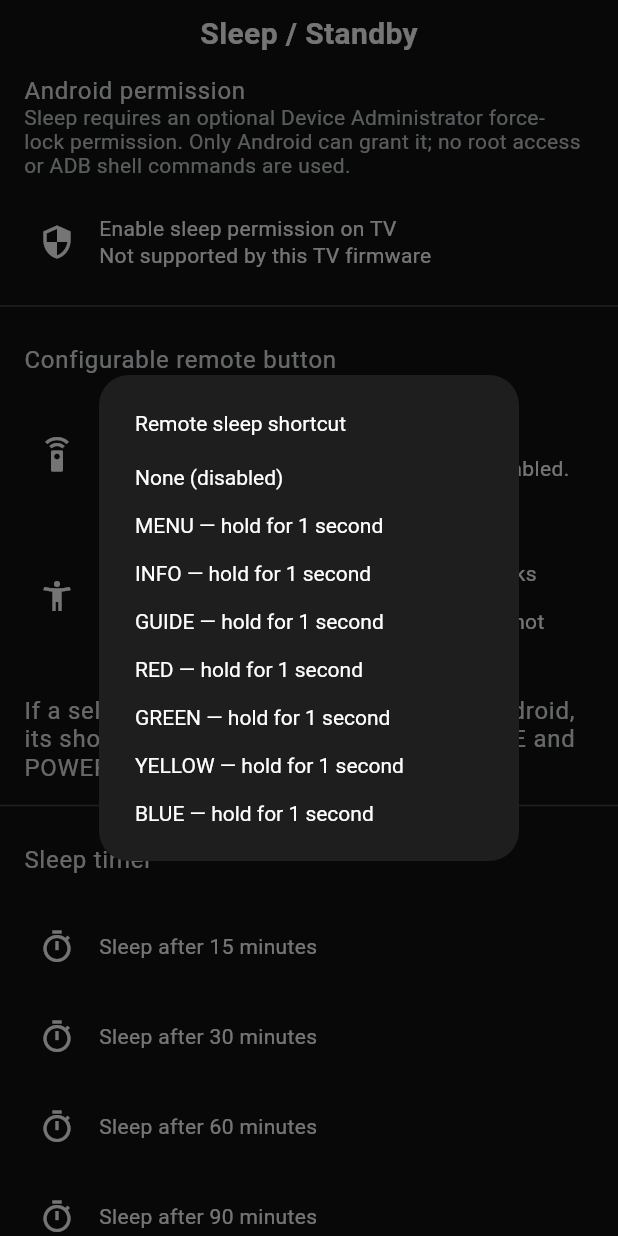
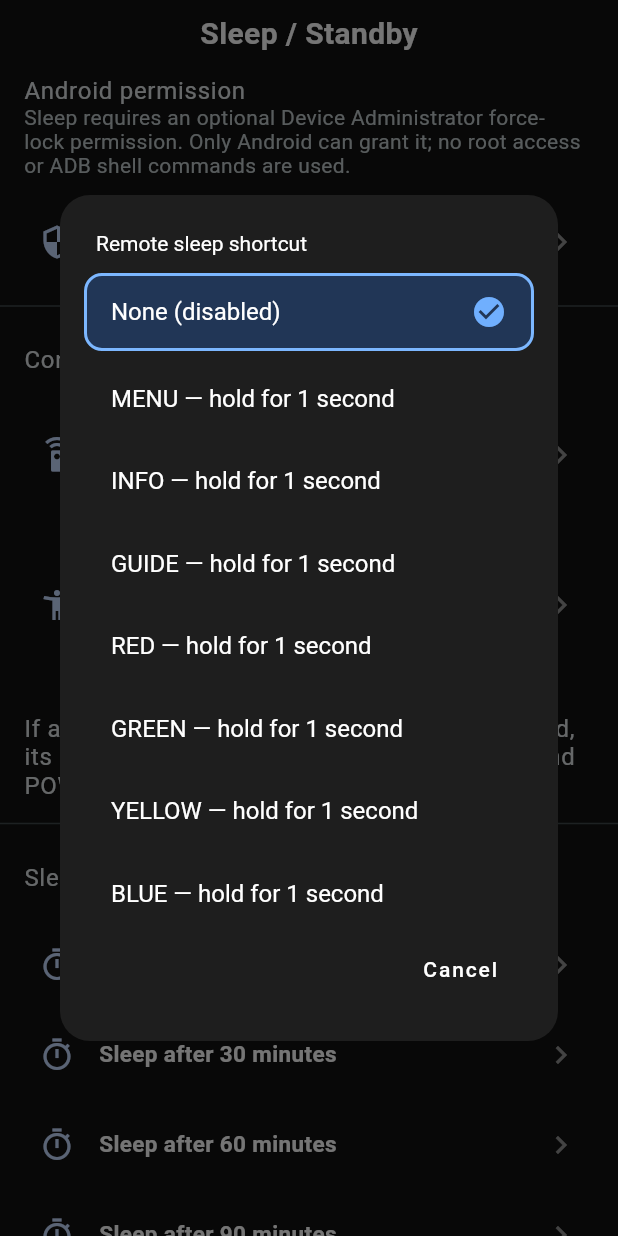
Before and after one commit to FanatikaTM/Fanatika-TV-Launcher, a Flutter app: the FanatikaSleepPage widget shown alone on an empty page, opened directly, after a tap on an icon or button, on a phone screen of 412 x 824 dp. Run offline on Flutter 3.47's test engine with Material 3 defaults, Android fonts, the phone set to English and light mode, and no system bars; our stand-ins replace drift, package_info_plus, shared_preferences, video_player; missing offline and left inert: screen_brightness; accounts and stored records are empty; statements that could not run were skipped.

Commit message:
Fanatika TV Launcher v2.2 - Remote navigation and styling

```diff
--- a/lib/flauncher_app.dart
+++ b/lib/flauncher_app.dart
@@ -27,6 +27,7 @@ import 'package:flauncher/l10n/app_localizations.dart';
 import 'package:provider/provider.dart';
 
 import 'flauncher.dart';
+import 'widgets/fanatika_startup_splash.dart';
 
 class FLauncherApp extends StatelessWidget
 {
@@ -145,7 +146,7 @@ class FLauncherApp extends StatelessWidget
         builder: (context) => PopScope(
           canPop: false,
           child: ExcludeSemantics(
-            child: FLauncher(),
+            child: const FanatikaStartupSplash(child: FLauncher()),
           ),
           onPopInvoked: (didPop) {
             LauncherState launcherState = context.read<LauncherState>();
--- a/lib/providers/settings_service.dart
+++ b/lib/providers/settings_service.dart
@@ -158,6 +158,7 @@ class SettingsService extends ChangeNotifier {
   // Fanatika v2 options are namespaced; original Arc preferences stay untouched.
   double get fanatikaHeroSize => (_sharedPreferences.getDouble('fanatika_v2_hero_size') ?? 58.0).clamp(28.0, 96.0).toDouble();
   String get fanatikaHeroPlacement => _sharedPreferences.getString('fanatika_v2_hero_position') ?? 'left';
+  String get fanatikaTitleStyle => _sharedPreferences.getString('fanatika_v2_title_style') ?? 'Cinema';
   int get fanatikaForecastDays => (_sharedPreferences.getInt('fanatika_v2_forecast_days') ?? 3).clamp(1, 5).toInt();
   int get fanatikaWeatherRefresh => (_sharedPreferences.getInt('fanatika_v2_weather_refresh') ?? 60).clamp(30, 180).toInt();
   bool get fanatikaPerformance => _sharedPreferences.getBool('fanatika_v2_performance') ?? false;
--- a/lib/widgets/settings/fanatika_sleep_page.dart
+++ b/lib/widgets/settings/fanatika_sleep_page.dart
@@ -4,7 +4,7 @@ import 'package:flutter/material.dart';
 import 'package:flauncher/flauncher_channel.dart';
 import 'package:provider/provider.dart';
 import 'package:flauncher/providers/settings_service.dart';
-import 'package:flauncher/widgets/settings/focusable_settings_tile.dart';
+import 'package:flauncher/widgets/settings/fanatika_tv_controls.dart';
 
 class FanatikaSleepPage extends StatefulWidget {
   static const routeName = 'fanatika_sleep_settings';
@@ -78,19 +78,17 @@ class _FanatikaSleepPageState extends State<FanatikaSleepPage> with WidgetsBindi
         ]),
       ) ?? false;
 
-  Widget _tile(IconData icon, String label, VoidCallback onPressed, {String? subtitle}) =>
-      FocusableSettingsTile(
-        leading: Icon(icon), title: Text(label),
-        subtitle: subtitle == null ? null : Text(subtitle), onPressed: onPressed,
+  Widget _tile(IconData icon, String label, VoidCallback onPressed, {String? subtitle, bool autofocus = false}) =>
+      FanatikaTvControls.action(
+        icon: icon, title: label, subtitle: subtitle,
+        autofocus: autofocus, onPressed: onPressed,
       );
 
   Future<void> _selectKey() async {
-    final chosen = await showDialog<int>(context: context, builder: (ctx) =>
-      SimpleDialog(title: const Text('Remote sleep shortcut'),
-        children: _remoteKeys.entries.map((entry) => SimpleDialogOption(
-          onPressed: () => Navigator.pop(ctx, entry.key),
-          child: Text(entry.value),
-        )).toList()));
+    final chosen = await FanatikaTvControls.choose<int>(context,
+      title: 'Remote sleep shortcut', values: _remoteKeys.keys.toList(),
+      label: (v) => _remoteKeys[v] ?? 'Unknown',
+      current: (_status['shortcutKey'] as int?) ?? 0);
     if (chosen == null || !mounted) return;
     if (chosen != 0) {
       final confirmed = await _confirm('Assign a long-press key?',
@@ -145,6 +143,7 @@ class _FanatikaSleepPageState extends State<FanatikaSleepPage> with WidgetsBindi
           () => _perform(_native.fanatikaRequestSleepAdmin),
           subtitle: !adminSupported ? 'Not supported by this TV firmware' :
             adminActive ? 'You can revoke it in Android security settings' : 'Required for timer and shortcut',
+          autofocus: true,
         ),
         const Divider(),
         const ListTile(title: Text('Configurable remote button')),
--- /dev/null
+++ b/lib/widgets/settings/fanatika_tv_controls.dart
@@ -0,0 +1,61 @@
+// TV remote-friendly controls for optional Fanatika features.
+// All interactive rows use the same focus model as original Arc settings.
+import 'package:flutter/material.dart';
+import 'package:flauncher/widgets/settings/focusable_settings_tile.dart';
+
+class FanatikaTvControls {
+  static Widget section(String text) => Padding(
+    padding: const EdgeInsets.fromLTRB(18, 16, 12, 8),
+    child: Text(text.toUpperCase(), style: const TextStyle(
+      fontSize: 12, letterSpacing: 1.5, color: Color(0xFF9FB8DF),
+      fontWeight: FontWeight.w700)),
+  );
+
+  static Widget action({
+    required IconData icon, required String title, required VoidCallback onPressed,
+    String? subtitle, Widget? trailing, bool autofocus = false,
+  }) => FocusableSettingsTile(
+    autofocus: autofocus,
+    leading: Icon(icon, color: const Color(0xFFC4D9FF)),
+    title: Text(title, style: const TextStyle(fontWeight: FontWeight.w600, fontSize: 15)),
+    subtitle: subtitle == null ? null : Text(subtitle,
+      style: const TextStyle(color: Colors.white70, fontSize: 12)),
+    trailing: trailing ?? const Icon(Icons.chevron_right, color: Colors.white54),
+    onPressed: onPressed,
+  );
+
+  static Widget toggle({
+    required String title, required bool value, required VoidCallback onPressed,
+    String? subtitle, IconData icon = Icons.tune,
+  }) => action(icon: icon, title: title,
+    subtitle: subtitle ?? (value ? 'On' : 'Off'),
+    trailing: Icon(value ? Icons.toggle_on : Icons.toggle_off,
+      color: value ? const Color(0xFF70AFFE) : Colors.white54, size: 32),
+    onPressed: onPressed);
+
+  static Future<T?> choose<T>(BuildContext context, {
+    required String title, required List<T> values, required String Function(T) label,
+    T? current,
+  }) => showDialog<T>(context: context, builder: (dialogContext) => AlertDialog(
+      title: Text(title),
+      contentPadding: const EdgeInsets.fromLTRB(8, 8, 8, 4),
+      content: SizedBox(
+        width: 380, height: (values.length * 65.0).clamp(88.0, 440.0).toDouble(),
+        child: ListView.builder(
+          itemCount: values.length,
+          itemBuilder: (_, index) {
+            final value = values[index];
+            return FocusableSettingsTile(
+              autofocus: index == 0,
+              title: Text(label(value), style: const TextStyle(fontSize: 16)),
+              trailing: value == current
+                ? const Icon(Icons.check_circle, color: Color(0xFF70AFFE))
+                : null,
+              onPressed: () => Navigator.pop(dialogContext, value),
+            );
+          },
+        ),
+      ),
+      actions: [TextButton(onPressed: () => Navigator.pop(dialogContext), child: const Text('Cancel'))],
+    ));
+}
--- a/lib/widgets/settings/focusable_settings_tile.dart
+++ b/lib/widgets/settings/focusable_settings_tile.dart
@@ -45,10 +45,10 @@ class _FocusableSettingsTileState extends State<FocusableSettingsTile> {
               child: Container(
                 padding: const EdgeInsets.symmetric(horizontal: 16, vertical: 12),
                 decoration: BoxDecoration(
-                  color: _focused ? Colors.white.withOpacity(0.05) : Colors.transparent,
+                  color: _focused ? const Color(0xFF213656) : Colors.transparent,
                   borderRadius: BorderRadius.circular(12),
                   border: _focused
-                      ? Border.all(color: Theme.of(context).colorScheme.primary, width: 2)
+                      ? Border.all(color: const Color(0xFF7CB7FF), width: 2)
                       : Border.all(color: Colors.transparent, width: 2),
                 ),
                 child: Row(
--- a/lib/widgets/settings/settings_panel.dart
+++ b/lib/widgets/settings/settings_panel.dart
@@ -73,7 +73,7 @@ class _SettingsPanelState extends State<SettingsPanel> {
             ),
             // The side panel
             SidePanelDialog(
-              width: 350,
+              width: 440,
               isRightSide: false,
               child: Navigator(
                 key: _navigatorKey,
--- a/pubspec.yaml
+++ b/pubspec.yaml
@@ -1,7 +1,7 @@
 name: flauncher
 description: Flutter-based Android TV launcher.
 
-version: 1.1.0+4125
+version: 2.2.0+4126
 
 environment:
   sdk: ">=3.11.0"
```
Also changed, not shown: lib/flauncher.dart (+42 -10 lines), lib/widgets/fanatika_startup_splash.dart (added, +32 -0 lines), lib/widgets/settings/fanatika_v2_page.dart (+89 -73 lines), lib/widgets/settings/settings_panel_page.dart (+7 -0 lines), assets/icon.png, 17 other files.
